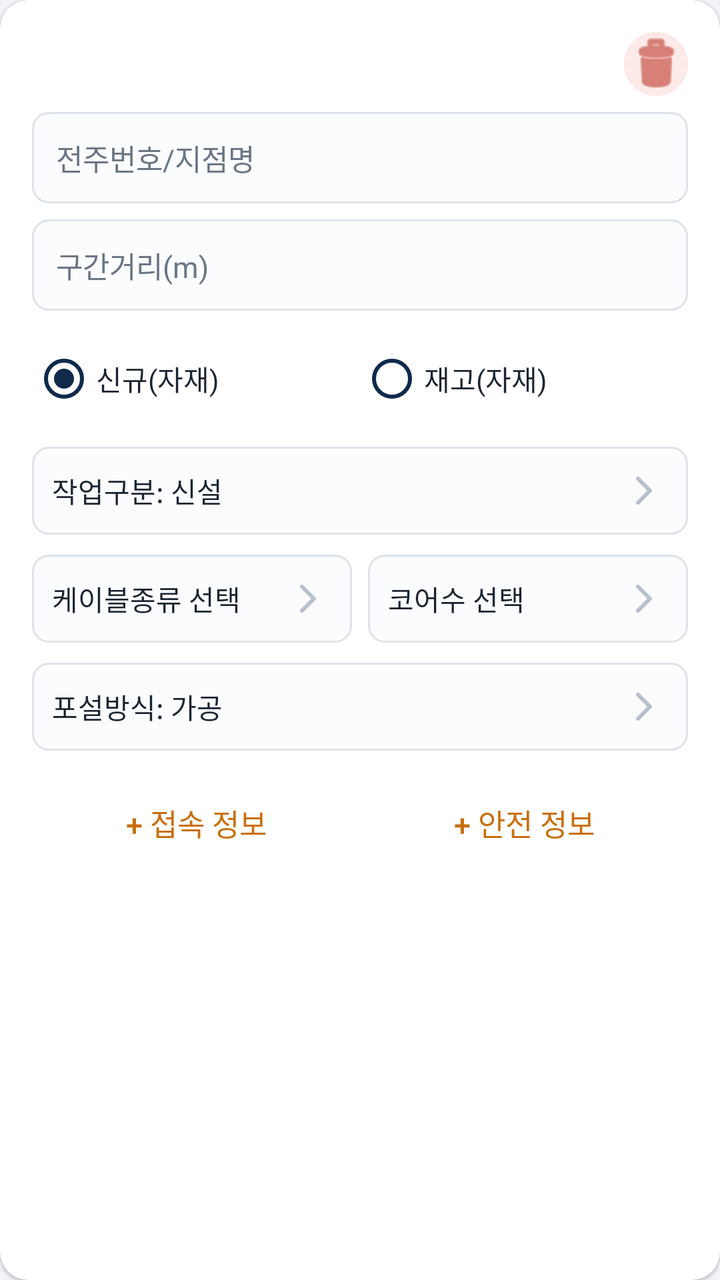
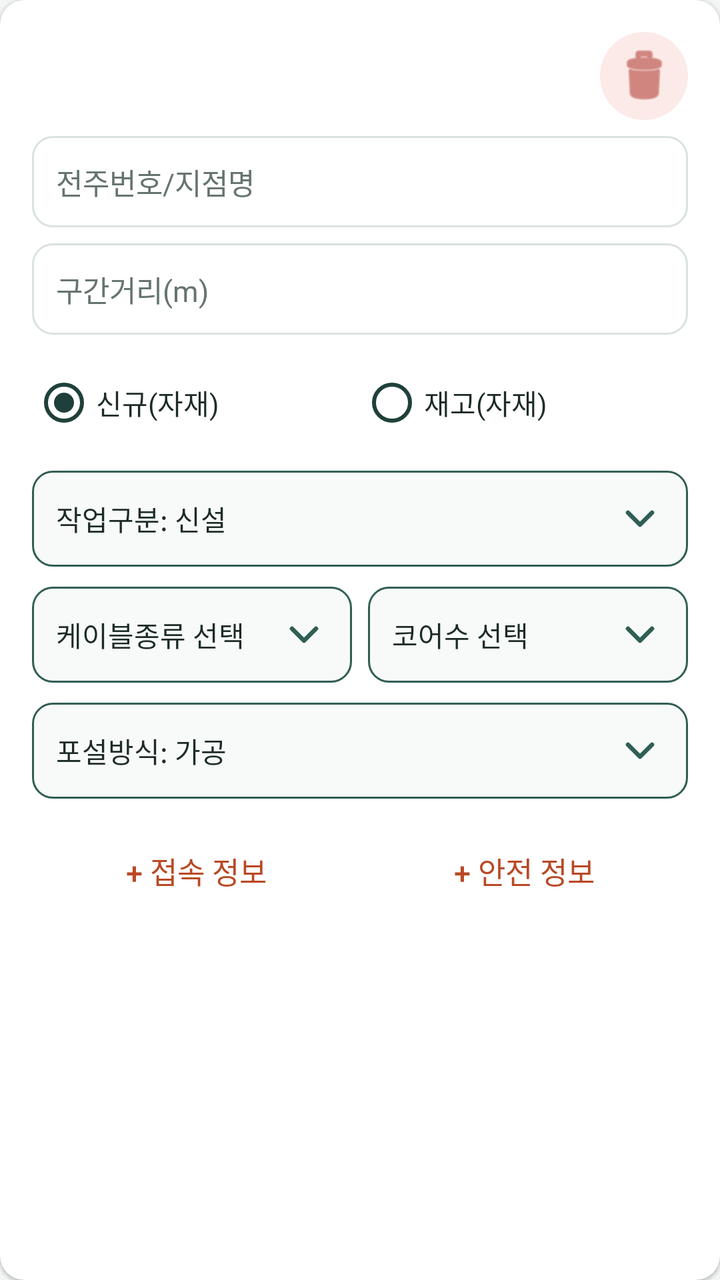

An Android layout rendered at two revisions. The XML below is the earlier revision; the diff shows what the commit changed to produce the second picture.
<!-- AndroidManifest.xml: application theme Theme.Jijang -->
<!-- res/layout/item_route_segment_row.xml -->
<?xml version="1.0" encoding="utf-8"?>
<androidx.cardview.widget.CardView
    xmlns:android="http://schemas.android.com/apk/res/android"
    xmlns:app="http://schemas.android.com/apk/res-auto"
    android:layout_width="match_parent"
    android:layout_height="wrap_content"
    android:layout_marginBottom="12dp"
    app:cardCornerRadius="14dp"
    app:cardElevation="1dp">

    <LinearLayout
        android:layout_width="match_parent"
        android:layout_height="wrap_content"
        android:orientation="vertical"
        android:padding="16dp">

        <LinearLayout
            android:layout_width="match_parent"
            android:layout_height="wrap_content"
            android:orientation="horizontal"
            android:gravity="center_vertical">

            <TextView
                android:id="@+id/textSeqLabel"
                android:layout_width="0dp"
                android:layout_height="wrap_content"
                android:layout_weight="1"
                android:textColor="@color/primary"
                android:textSize="14sp"
                android:textStyle="bold" />

            <ImageButton
                android:id="@+id/buttonDelete"
                android:layout_width="32dp"
                android:layout_height="32dp"
                android:background="@drawable/bg_delete_button_light"
                android:contentDescription="@string/delete_row"
                android:padding="7dp"
                android:src="@android:drawable/ic_menu_delete"
                app:tint="@color/status_warn" />
        </LinearLayout>

        <EditText
            android:id="@+id/editPoleName"
            style="@style/Widget.Jijang.EditText"
            android:layout_width="match_parent"
            android:layout_height="wrap_content"
            android:hint="전주번호/지점명" />

        <EditText
            android:id="@+id/editSegmentLength"
            style="@style/Widget.Jijang.EditText"
            android:layout_width="match_parent"
            android:layout_height="wrap_content"
            android:hint="구간거리(m)"
            android:inputType="numberDecimal" />

        <RadioGroup
            android:id="@+id/radioStockType"
            android:layout_width="match_parent"
            android:layout_height="wrap_content"
            android:layout_marginTop="10dp"
            android:orientation="horizontal">

            <RadioButton
                android:id="@+id/radioStockNew"
                android:layout_width="0dp"
                android:layout_height="wrap_content"
                android:layout_weight="1"
                android:buttonTint="@color/primary"
                android:checked="true"
                android:textColor="@color/text_primary"
                android:text="신규(자재)" />

            <RadioButton
                android:id="@+id/radioStockExisting"
                android:layout_width="0dp"
                android:layout_height="wrap_content"
                android:layout_weight="1"
                android:buttonTint="@color/primary"
                android:textColor="@color/text_primary"
                android:text="재고(자재)" />
        </RadioGroup>

        
        <TextView
            android:id="@+id/textWorkTypeLabel"
            android:layout_width="match_parent"
            android:layout_height="wrap_content"
            android:layout_marginTop="10dp"
            android:background="@drawable/bg_input_field"
            android:drawableEnd="@drawable/ic_chevron_right"
            android:drawablePadding="8dp"
            android:gravity="center_vertical"
            android:text="작업구분: 신설"
            android:textColor="@color/text_primary"
            android:textSize="14sp" />

        <LinearLayout
            android:layout_width="match_parent"
            android:layout_height="wrap_content"
            android:layout_marginTop="10dp"
            android:orientation="horizontal">

            <TextView
                android:id="@+id/textCableType"
                android:layout_width="0dp"
                android:layout_height="wrap_content"
                android:layout_weight="1"
                android:background="@drawable/bg_input_field"
                android:drawableEnd="@drawable/ic_chevron_right"
                android:drawablePadding="6dp"
                android:gravity="center_vertical"
                android:text="케이블종류 선택"
                android:textColor="@color/text_primary"
                android:textSize="14sp" />

            
            <TextView
                android:id="@+id/textCoreCount"
                android:layout_width="0dp"
                android:layout_height="wrap_content"
                android:layout_marginStart="8dp"
                android:layout_weight="1"
                android:background="@drawable/bg_input_field"
                android:drawableEnd="@drawable/ic_chevron_right"
                android:drawablePadding="6dp"
                android:gravity="center_vertical"
                android:text="코어수 선택"
                android:textColor="@color/text_primary"
                android:textSize="14sp" />
        </LinearLayout>

        
        <TextView
            android:id="@+id/textLayingMethodLabel"
            android:layout_width="match_parent"
            android:layout_height="wrap_content"
            android:layout_marginTop="10dp"
            android:background="@drawable/bg_input_field"
            android:drawableEnd="@drawable/ic_chevron_right"
            android:drawablePadding="8dp"
            android:gravity="center_vertical"
            android:text="포설방식: 가공"
            android:textColor="@color/text_primary"
            android:textSize="14sp" />

        <LinearLayout
            android:layout_width="match_parent"
            android:layout_height="wrap_content"
            android:orientation="horizontal"
            android:layout_marginTop="12dp">

            <com.google.android.material.button.MaterialButton
                android:id="@+id/buttonToggleSplice"
                style="@style/Widget.Jijang.Button.Text"
                android:layout_width="0dp"
                android:layout_height="wrap_content"
                android:layout_weight="1"
                android:text="+ 접속 정보" />

            <com.google.android.material.button.MaterialButton
                android:id="@+id/buttonToggleSafety"
                style="@style/Widget.Jijang.Button.Text"
                android:layout_width="0dp"
                android:layout_height="wrap_content"
                android:layout_weight="1"
                android:text="+ 안전 정보" />
        </LinearLayout>

        <LinearLayout
            android:id="@+id/groupSplice"
            android:layout_width="match_parent"
            android:layout_height="wrap_content"
            android:orientation="vertical"
            android:visibility="gone">

            
            <TextView
                android:id="@+id/textSpliceTypeLabel"
                android:layout_width="match_parent"
                android:layout_height="wrap_content"
                android:layout_marginTop="4dp"
                android:background="@drawable/bg_input_field"
                android:drawableEnd="@drawable/ic_chevron_right"
                android:drawablePadding="8dp"
                android:gravity="center_vertical"
                android:text="접속구분 선택"
                android:textColor="@color/text_primary"
                android:textSize="14sp" />

            <RadioGroup
                android:id="@+id/radioWorkShift"
                android:layout_width="match_parent"
                android:layout_height="wrap_content"
                android:layout_marginTop="8dp"
                android:orientation="horizontal">

                <RadioButton
                    android:id="@+id/radioShiftDay"
                    android:layout_width="0dp"
                    android:layout_height="wrap_content"
                    android:layout_weight="1"
                    android:buttonTint="@color/primary"
                    android:checked="true"
                    android:textColor="@color/text_primary"
                    android:text="주간" />

                <RadioButton
                    android:id="@+id/radioShiftNight"
                    android:layout_width="0dp"
                    android:layout_height="wrap_content"
                    android:layout_weight="1"
                    android:buttonTint="@color/primary"
                    android:textColor="@color/text_primary"
                    android:text="야간" />
            </RadioGroup>
        </LinearLayout>

        <LinearLayout
            android:id="@+id/groupSafety"
            android:layout_width="match_parent"
            android:layout_height="wrap_content"
            android:orientation="vertical"
            android:visibility="gone">

            
            <TextView
                android:id="@+id/textSafetyMeasureLabel"
                android:layout_width="match_parent"
                android:layout_height="wrap_content"
                android:layout_marginTop="4dp"
                android:background="@drawable/bg_input_field"
                android:drawableEnd="@drawable/ic_chevron_right"
                android:drawablePadding="8dp"
                android:gravity="center_vertical"
                android:text="안전조치 선택"
                android:textColor="@color/text_primary"
                android:textSize="14sp" />
        </LinearLayout>

    </LinearLayout>
</androidx.cardview.widget.CardView>
<!-- resources referenced by this layout -->
<resources>
  <color name="primary">#0F2A4A</color>
  <color name="status_warn">#C0392B</color>
  <color name="text_primary">#1B2430</color>
  <!-- drawable bg_delete_button_light (drawable) -->
  <?xml version="1.0" encoding="utf-8"?>
  <shape xmlns:android="http://schemas.android.com/apk/res/android"
      android:shape="oval">
      <solid android:color="#FBEAE7" />
  </shape>
  <!-- drawable bg_input_field (drawable) -->
  <?xml version="1.0" encoding="utf-8"?>
  <shape xmlns:android="http://schemas.android.com/apk/res/android">
      <solid android:color="#FBFCFD" />
      <corners android:radius="8dp" />
      <stroke android:width="1dp" android:color="@color/line" />
      <padding android:left="10dp" android:top="10dp" android:right="10dp" android:bottom="10dp" />
  </shape>
  <!-- drawable ic_chevron_right (drawable) -->
  <vector xmlns:android="http://schemas.android.com/apk/res/android"
      android:width="24dp"
      android:height="24dp"
      android:viewportWidth="24"
      android:viewportHeight="24">
      <path
          android:pathData="M9,6 L15,12 L9,18"
          android:strokeColor="#B7C0CC"
          android:strokeWidth="2"
          android:strokeLineCap="round"
          android:strokeLineJoin="round"
          android:fillColor="#00000000" />
  </vector>
  <string name="delete_row">행 삭제</string>
  <style name="Widget.Jijang.Button.Text" parent="Widget.MaterialComponents.Button.TextButton">
          <item name="android:textColor">@color/accent_dark</item>
          <item name="android:textAllCaps">false</item>
          <item name="android:letterSpacing">0</item>
      </style>
  <style name="Theme.Jijang" parent="Theme.MaterialComponents.DayNight.NoActionBar">
          <item name="colorPrimary">@color/primary</item>
          <item name="colorPrimaryDark">@color/primary_dark</item>
          <item name="colorOnPrimary">@color/on_primary</item>
          <item name="colorSecondary">@color/accent</item>
          <item name="colorOnSecondary">@color/on_accent</item>
          <item name="android:windowBackground">@color/background</item>
  
          
          <item name="shapeAppearanceSmallComponent">@style/ShapeAppearance.Jijang.SmallComponent</item>
  
          <item name="materialButtonStyle">@style/Widget.Jijang.Button</item>
          <item name="materialButtonOutlinedStyle">@style/Widget.Jijang.Button.Outlined</item>
          <item name="borderlessButtonStyle">@style/Widget.Jijang.Button.Text</item>
      </style>
  <color name="line">#DDE3EA</color>
  <color name="accent_dark">#C96F0F</color>
  <color name="text_secondary">#6B7684</color>
  <color name="primary_dark">#081A30</color>
  <color name="on_primary">#FFFFFF</color>
  <color name="accent">#E8871E</color>
  <color name="on_accent">#FFFFFF</color>
  <color name="background">#F2F4F7</color>
  <style name="ShapeAppearance.Jijang.SmallComponent" parent="ShapeAppearance.MaterialComponents.SmallComponent">
          <item name="cornerSize">14dp</item>
      </style>
  <!-- unchanged entries left out for length: 3 -->
</resources>

<!-- the commit's change to res/layout/item_route_segment_row.xml (unified diff, before → after) -->
@@ -5,8 +5,8 @@
     android:layout_width="match_parent"
     android:layout_height="wrap_content"
     android:layout_marginBottom="12dp"
-    app:cardCornerRadius="14dp"
-    app:cardElevation="1dp">
+    app:cardCornerRadius="@dimen/card_radius"
+    app:cardElevation="@dimen/card_elevation">
 
     <LinearLayout
         android:layout_width="match_parent"
@@ -31,8 +31,8 @@
 
             <ImageButton
                 android:id="@+id/buttonDelete"
-                android:layout_width="32dp"
-                android:layout_height="32dp"
+                android:layout_width="@dimen/touch_target"
+                android:layout_height="@dimen/touch_target"
                 android:background="@drawable/bg_delete_button_light"
                 android:contentDescription="@string/delete_row"
                 android:padding="7dp"
@@ -88,8 +88,9 @@
             android:layout_width="match_parent"
             android:layout_height="wrap_content"
             android:layout_marginTop="10dp"
-            android:background="@drawable/bg_input_field"
-            android:drawableEnd="@drawable/ic_chevron_right"
+            android:background="@drawable/bg_select_field"
+            android:minHeight="@dimen/touch_target"
+            android:drawableEnd="@drawable/ic_dropdown"
             android:drawablePadding="8dp"
             android:gravity="center_vertical"
             android:text="작업구분: 신설"
@@ -107,8 +108,9 @@
                 android:layout_width="0dp"
                 android:layout_height="wrap_content"
                 android:layout_weight="1"
-                android:background="@drawable/bg_input_field"
-                android:drawableEnd="@drawable/ic_chevron_right"
+                android:background="@drawable/bg_select_field"
+            android:minHeight="@dimen/touch_target"
+                android:drawableEnd="@drawable/ic_dropdown"
                 android:drawablePadding="6dp"
                 android:gravity="center_vertical"
                 android:text="케이블종류 선택"
@@ -122,8 +124,9 @@
                 android:layout_height="wrap_content"
                 android:layout_marginStart="8dp"
                 android:layout_weight="1"
-                android:background="@drawable/bg_input_field"
-                android:drawableEnd="@drawable/ic_chevron_right"
+                android:background="@drawable/bg_select_field"
+            android:minHeight="@dimen/touch_target"
+                android:drawableEnd="@drawable/ic_dropdown"
                 android:drawablePadding="6dp"
                 android:gravity="center_vertical"
                 android:text="코어수 선택"
@@ -137,8 +140,9 @@
             android:layout_width="match_parent"
             android:layout_height="wrap_content"
             android:layout_marginTop="10dp"
-            android:background="@drawable/bg_input_field"
-            android:drawableEnd="@drawable/ic_chevron_right"
+            android:background="@drawable/bg_select_field"
+            android:minHeight="@dimen/touch_target"
+            android:drawableEnd="@drawable/ic_dropdown"
             android:drawablePadding="8dp"
             android:gravity="center_vertical"
             android:text="포설방식: 가공"
@@ -181,8 +185,9 @@
                 android:layout_width="match_parent"
                 android:layout_height="wrap_content"
                 android:layout_marginTop="4dp"
-                android:background="@drawable/bg_input_field"
-                android:drawableEnd="@drawable/ic_chevron_right"
+                android:background="@drawable/bg_select_field"
+            android:minHeight="@dimen/touch_target"
+                android:drawableEnd="@drawable/ic_dropdown"
                 android:drawablePadding="8dp"
                 android:gravity="center_vertical"
                 android:text="접속구분 선택"
@@ -230,8 +235,9 @@
                 android:layout_width="match_parent"
                 android:layout_height="wrap_content"
                 android:layout_marginTop="4dp"
-                android:background="@drawable/bg_input_field"
-                android:drawableEnd="@drawable/ic_chevron_right"
+                android:background="@drawable/bg_select_field"
+            android:minHeight="@dimen/touch_target"
+                android:drawableEnd="@drawable/ic_dropdown"
                 android:drawablePadding="8dp"
                 android:gravity="center_vertical"
                 android:text="안전조치 선택"
<!-- resource entries referenced after the edit -->
@@ -1,36 +1,52 @@
 <!-- resources referenced by this layout -->
 <resources>
-  <color name="primary">#0F2A4A</color>
-  <color name="status_warn">#C0392B</color>
-  <color name="text_primary">#1B2430</color>
+  <color name="primary">#1F403A</color>
+  <color name="status_warn">#B4423A</color>
+  <color name="text_primary">#1D2B27</color>
+  <dimen name="card_elevation">1dp</dimen>
+  <dimen name="card_radius">12dp</dimen>
+  <dimen name="touch_target">44dp</dimen>
   <!-- drawable bg_delete_button_light (drawable) -->
   <?xml version="1.0" encoding="utf-8"?>
   <shape xmlns:android="http://schemas.android.com/apk/res/android"
       android:shape="oval">
-      <solid android:color="#FBEAE7" />
+      <solid android:color="@color/danger_soft" />
   </shape>
-  <!-- drawable bg_input_field (drawable) -->
+  <!-- drawable bg_select_field (drawable) -->
   <?xml version="1.0" encoding="utf-8"?>
-  <shape xmlns:android="http://schemas.android.com/apk/res/android">
-      <solid android:color="#FBFCFD" />
-      <corners android:radius="8dp" />
-      <stroke android:width="1dp" android:color="@color/line" />
-      <padding android:left="10dp" android:top="10dp" android:right="10dp" android:bottom="10dp" />
-  </shape>
-  <!-- drawable ic_chevron_right (drawable) -->
+  <ripple xmlns:android="http://schemas.android.com/apk/res/android"
+      android:color="@color/line">
+      <item>
+          <shape>
+              <solid android:color="@color/select_bg" />
+              <corners android:radius="@dimen/field_radius" />
+              <stroke android:width="1dp" android:color="@color/primary_light" />
+              <padding android:left="12dp" android:top="12dp" android:right="12dp" android:bottom="12dp" />
+          </shape>
+      </item>
+  </ripple>
+  <!-- drawable ic_dropdown (drawable) -->
   <vector xmlns:android="http://schemas.android.com/apk/res/android"
       android:width="24dp"
       android:height="24dp"
       android:viewportWidth="24"
       android:viewportHeight="24">
       <path
-          android:pathData="M9,6 L15,12 L9,18"
-          android:strokeColor="#B7C0CC"
-          android:strokeWidth="2"
+          android:pathData="M6,9 L12,15 L18,9"
+          android:strokeColor="@color/primary_light"
+          android:strokeWidth="2.2"
           android:strokeLineCap="round"
           android:strokeLineJoin="round"
           android:fillColor="#00000000" />
   </vector>
+  <!-- drawable bg_input_field (drawable) -->
+  <?xml version="1.0" encoding="utf-8"?>
+  <shape xmlns:android="http://schemas.android.com/apk/res/android">
+      <solid android:color="@color/surface" />
+      <corners android:radius="@dimen/field_radius" />
+      <stroke android:width="1dp" android:color="@color/line" />
+      <padding android:left="10dp" android:top="10dp" android:right="10dp" android:bottom="10dp" />
+  </shape>
   <string name="delete_row">행 삭제</string>
   <style name="Widget.Jijang.Button.Text" parent="Widget.MaterialComponents.Button.TextButton">
           <item name="android:textColor">@color/accent_dark</item>
@@ -43,6 +59,7 @@
           <item name="colorOnPrimary">@color/on_primary</item>
           <item name="colorSecondary">@color/accent</item>
           <item name="colorOnSecondary">@color/on_accent</item>
+          <item name="android:colorAccent">@color/accent</item>
           <item name="android:windowBackground">@color/background</item>
   
           
@@ -52,17 +69,22 @@
           <item name="materialButtonOutlinedStyle">@style/Widget.Jijang.Button.Outlined</item>
           <item name="borderlessButtonStyle">@style/Widget.Jijang.Button.Text</item>
       </style>
-  <color name="line">#DDE3EA</color>
-  <color name="accent_dark">#C96F0F</color>
-  <color name="text_secondary">#6B7684</color>
-  <color name="primary_dark">#081A30</color>
+  <color name="danger_soft">#FBEAE7</color>
+  <color name="line">#D9E2DE</color>
+  <color name="select_bg">#F7FAF8</color>
+  <dimen name="field_radius">10dp</dimen>
+  <color name="primary_light">#315E55</color>
+  <color name="accent_dark">#B94925</color>
+  <color name="text_secondary">#66746F</color>
+  <color name="primary_dark">#102C27</color>
   <color name="on_primary">#FFFFFF</color>
-  <color name="accent">#E8871E</color>
+  <color name="accent">#D86532</color>
   <color name="on_accent">#FFFFFF</color>
-  <color name="background">#F2F4F7</color>
+  <color name="background">#F2F5F3</color>
   <style name="ShapeAppearance.Jijang.SmallComponent" parent="ShapeAppearance.MaterialComponents.SmallComponent">
-          <item name="cornerSize">14dp</item>
+          <item name="cornerSize">10dp</item>
       </style>
+  <color name="surface">#FFFFFF</color>
   <!-- unchanged entries left out for length: 3 -->
 </resources>
 
